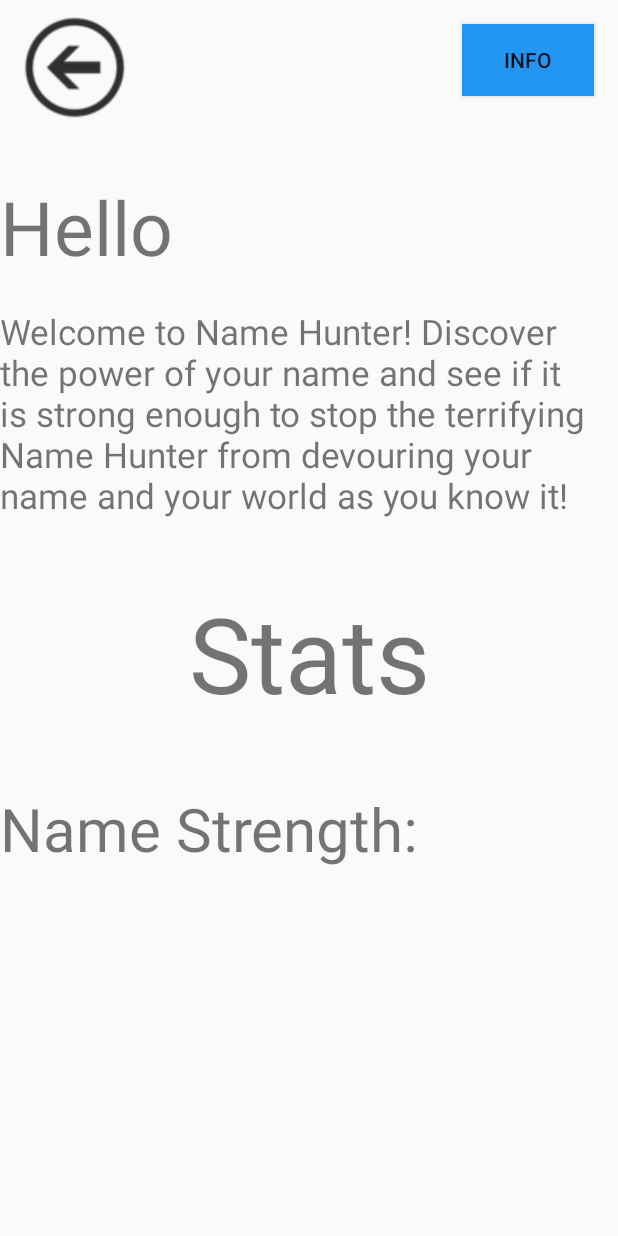
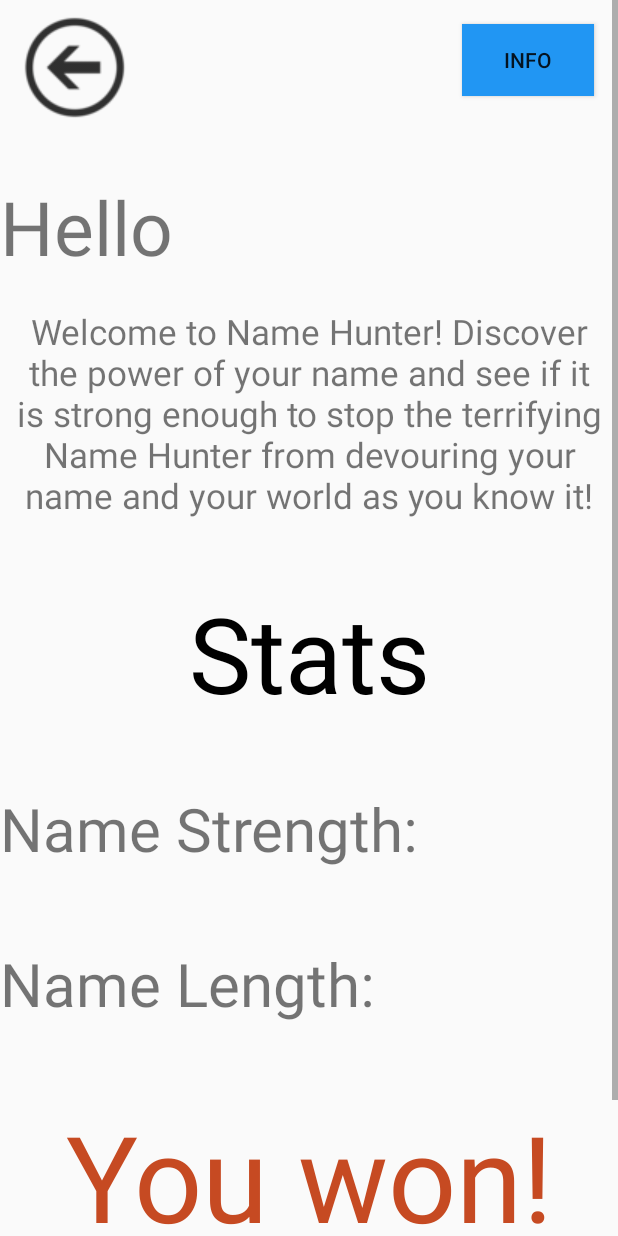
Before and after one commit to CalebBrown2424/UserInput, an Android app: the layout activity_main2.xml on its own in the app's theme, with its tools: preview values and no code run, on a phone screen of 412 x 824 dp. Run offline under Robolectric (Android 15) with nearby library versions, the phone set to English and light mode, and no system bars.

```diff
--- a/app/src/main/java/com/example/userinput/MainActivity.java
+++ b/app/src/main/java/com/example/userinput/MainActivity.java
@@ -30,7 +30,7 @@ EditText editText;
                 Intent intent = new Intent(MainActivity.this, SecondActivity.class);
                 intent.putExtra("data", data);
                 startActivity(intent);
-                startActivity(new Intent(MainActivity.this, SecondActivity.class));
+
             }
         });
         }
--- a/app/src/main/java/com/example/userinput/SecondActivity.java
+++ b/app/src/main/java/com/example/userinput/SecondActivity.java
@@ -31,6 +31,9 @@ public class SecondActivity extends AppCompatActivity   {
     {
         TextView textElement1 = (TextView) findViewById(R.id.textView4);
         TextView textElement2 = (TextView) findViewById(R.id.textView5);
+        TextView textElement3 = (TextView) findViewById(R.id.win);
+        TextView textElement4 = (TextView) findViewById(R.id.textView9);
+        TextView textElement5 = (TextView) findViewById(R.id.textView10);
         bundle = getIntent().getExtras();
 
         assert bundle != null;
@@ -38,8 +41,11 @@ public class SecondActivity extends AppCompatActivity   {
         int strength = 0;
         //int l = value2.length();
 
+
         for (int i = 0; i < value2.length(); i++)
         {
+            value2.toLowerCase();
+
             switch (value2.substring(i, i + 1)) {
                 case "e":
                     strength += 1;
@@ -154,8 +160,17 @@ public class SecondActivity extends AppCompatActivity   {
             strength /= 1.5;
         }
             textElement1.setText("Hello " + value2 + "!");
+            textElement4.setText("Name Length: " + value2.length());
             textElement2.setText("Name Strength: " + strength);
-
+            if(strength > 50) {
+                textElement3.setText("You keep your name!");
+                textElement5.setText("Your name is strong enough to destroy the notorious Name Hunter. Your parents chose your name well!");
+            }
+            else
+            {
+                textElement3.setText("You lost your name.");
+                textElement5.setText("The terrifying Name Hunter looms over you and devours your name in its entirety. You are forced to live out your days in a miserable, nameless life.");
+            }
 
 
 
--- a/app/src/main/res/layout/activity_main2.xml
+++ b/app/src/main/res/layout/activity_main2.xml
@@ -51,8 +51,12 @@
             android:id="@+id/textView6"
             android:layout_width="match_parent"
             android:layout_height="wrap_content"
+            android:layout_gravity="center"
+            android:gravity="center"
             android:text="@string/gameInfo"
-            android:textSize="23sp" />
+            android:textSize="23sp"
+            app:layout_constraintEnd_toEndOf="parent"
+            app:layout_constraintStart_toStartOf="parent" />
 
         <TextView
             android:id="@+id/textView7"
@@ -60,14 +64,43 @@
             android:layout_height="179dp"
             android:gravity="center"
             android:text="@string/stats"
-            android:textSize="70sp" />
+            android:textColor="#000000"
+            android:textSize="70sp"
+            app:layout_constraintEnd_toEndOf="parent"
+            app:layout_constraintStart_toStartOf="parent" />
 
         <TextView
             android:id="@+id/textView5"
             android:layout_width="match_parent"
-            android:layout_height="242dp"
+            android:layout_height="103dp"
             android:text="@string/namePower"
             android:textSize="40sp" />
 
+        <TextView
+            android:id="@+id/textView9"
+            android:layout_width="match_parent"
+            android:layout_height="102dp"
+            android:text="@string/namelength"
+            android:textSize="40sp" />
+
+        <TextView
+            android:id="@+id/win"
+            android:layout_width="match_parent"
+            android:layout_height="wrap_content"
+            android:gravity="center"
+            android:text="@string/winorlose"
+            android:textColor="#C64A22"
+            android:textSize="80sp"
+            app:layout_constraintEnd_toEndOf="parent"
+            app:layout_constraintStart_toStartOf="parent" />
+
+        <TextView
+            android:id="@+id/textView10"
+            android:layout_width="match_parent"
+            android:layout_height="wrap_content"
+            android:gravity="center"
+            android:text="@string/defeat"
+            android:textSize="35sp" />
+
     </LinearLayout>
 </ScrollView>
--- a/app/src/main/res/values/strings.xml
+++ b/app/src/main/res/values/strings.xml
@@ -13,4 +13,7 @@
     <string name="gameInfo">Welcome to Name Hunter! Discover the power of your name and see if it is strong enough to stop the terrifying Name Hunter from devouring your name and your world as you know it!</string>
     <string name="stats">Stats</string>
     <string name="info">Info</string>
+    <string name="winorlose">You won!</string>
+    <string name="namelength">"Name Length: "</string>
+    <string name="defeat">You defeated the name hunter!</string>
 </resources>
```
